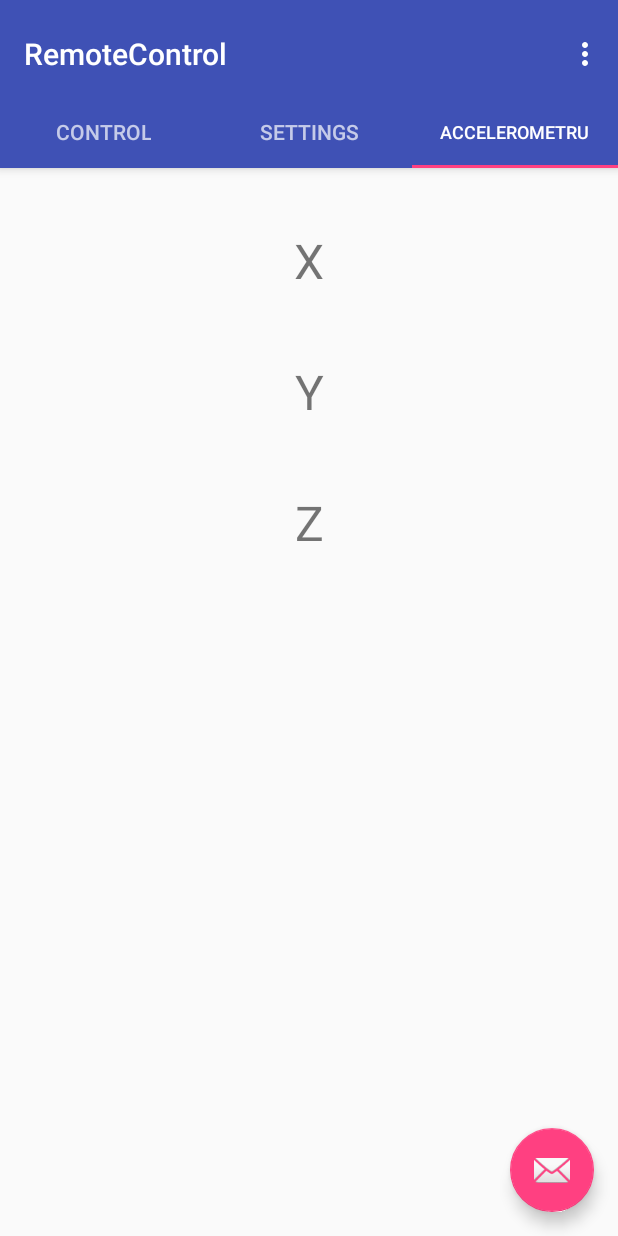
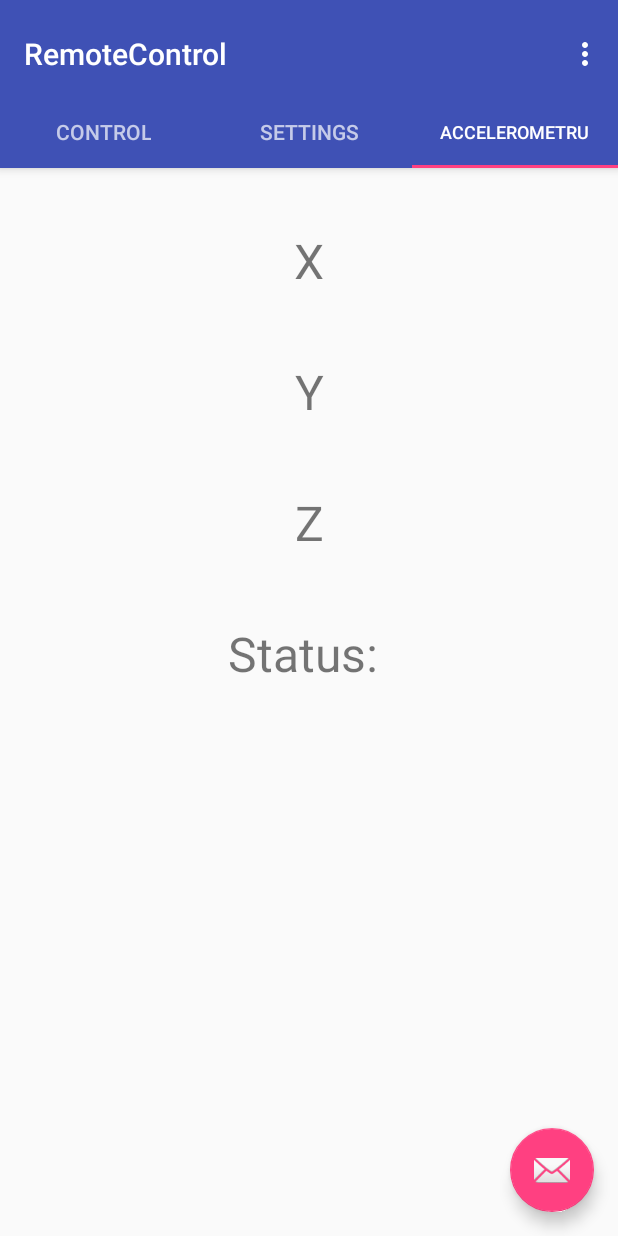
Before and after one commit to dorinpaunescu/remotecontrol, an Android app: the screen it shows after launch (MainActivity), tab 3 chosen, on a phone screen of 412 x 824 dp. Run offline under Robolectric (Android 15) with nearby library versions, the phone set to English and light mode, and no system bars.

Commit message:
multiple changes

```diff
--- a/app/src/main/java/com/example/dorinpaunescu/remotecontrol/TabAccelerometru.java
+++ b/app/src/main/java/com/example/dorinpaunescu/remotecontrol/TabAccelerometru.java
@@ -82,6 +82,7 @@ public class TabAccelerometru extends Fragment{
             sensorListener.setTxX((TextView) view.findViewById(R.id.textViewX));
             sensorListener.setTxY((TextView) view.findViewById(R.id.textViewY));
             sensorListener.setTxZ((TextView) view.findViewById(R.id.textViewZ));
+            sensorListener.setStatus((TextView) view.findViewById(R.id.textStatus));
         }
 
                 // Inflate the layout for this fragment
--- a/app/src/main/res/layout/fragment_tab_accelerometru.xml
+++ b/app/src/main/res/layout/fragment_tab_accelerometru.xml
@@ -37,6 +37,15 @@
             android:layout_row="2"
             android:text="Z"
             android:textSize="32dip" />
+
+        <TextView
+            android:id="@+id/textStatus"
+            android:layout_column="0"
+            android:layout_gravity="center_horizontal"
+            android:layout_marginTop="40dp"
+            android:layout_row="3"
+            android:text="Status: "
+            android:textSize="32dip" />
     </GridLayout>
 
 </FrameLayout>
```
Also changed, not shown: app/src/main/java/com/example/dorinpaunescu/remotecontrol/ControlFragment.java (+33 -15 lines), app/src/main/java/com/example/dorinpaunescu/remotecontrol/client/RestBasedRemoteController.java (+14 -2 lines), app/src/main/java/com/example/dorinpaunescu/remotecontrol/sensors/SensorActivity.java (+17 -3 lines).
